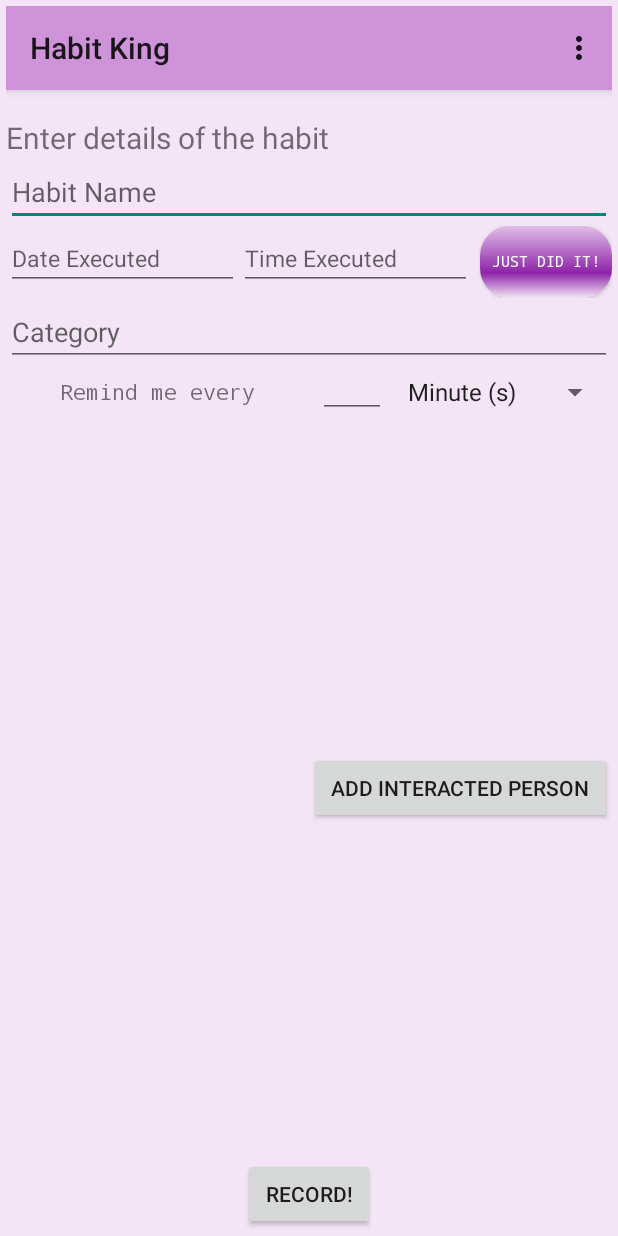
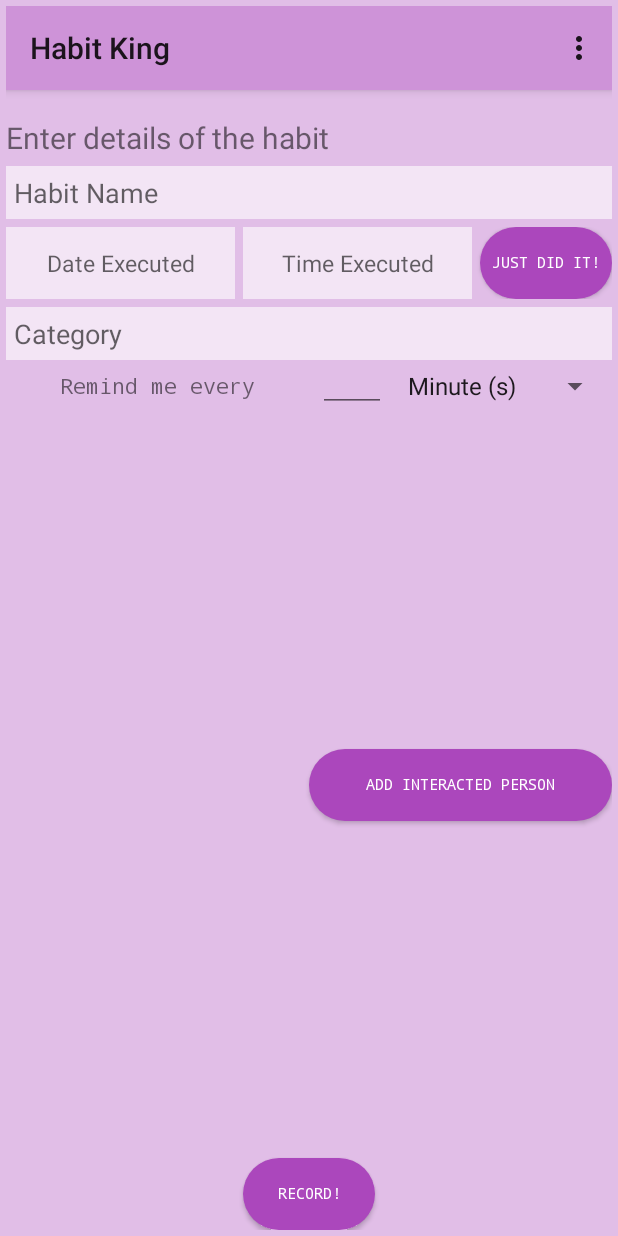
Before and after one commit to aimanuslim/Habit-Tracker, an Android app: the screen it shows after launch (MainActivity), on a phone screen of 412 x 824 dp. Run offline under Robolectric (Android 15) with nearby library versions, the phone set to English and light mode, and no system bars; our stand-ins replace Firebase (no records; nobody signed in at launch, a user with empty details on screens opened directly).

Commit message:
revamped ui, implemented add person database, but havent tested

```diff
--- a/app/src/main/AndroidManifest.xml
+++ b/app/src/main/AndroidManifest.xml
@@ -34,7 +34,7 @@
                 <category android:name="android.intent.category.LAUNCHER" />
             </intent-filter>
         </activity>
-        <activity android:name=".HabitListActivity"></activity>
+        <activity android:name=".DataListActivity"></activity>
     </application>
 
 </manifest>
--- a/app/src/main/java/com/theunheard/habitking/Habit.java
+++ b/app/src/main/java/com/theunheard/habitking/Habit.java
@@ -19,6 +19,7 @@ public class Habit {
     private Integer frequencyPerformed;
     private Calendar nextReminderTime; // date when the user will be reminded of the habit, will be calculated using the reminder properties
     private Integer reminderPerPeriodLengthMode; // ex: weeks, months
+
 
     public void setReminderPeriodMultiplier(Integer reminderPeriodMultiplier) {
         this.reminderPeriodMultiplier = reminderPeriodMultiplier;
@@ -59,6 +60,11 @@ public class Habit {
 
     public void setId(String id) {
         this.id = id;
+    }
+
+    public String getHash() {
+        String habitString = name + category;
+        return Integer.toString(habitString.hashCode());
     }
 
 
--- a/app/src/main/res/drawable/custom_button.xml
+++ b/app/src/main/res/drawable/custom_button.xml
@@ -1,15 +1,10 @@
 <?xml version="1.0" encoding="utf-8"?>
 <shape xmlns:android="http://schemas.android.com/apk/res/android" android:shape="rectangle" >
     <corners
-        android:radius="20dp"
+        android:radius="45dp"
         />
-    <gradient
-        android:angle="90"
-        android:centerX="35%"
-        android:centerColor="#ff8e24aa"
-        android:startColor="#fff3e5f5"
-        android:endColor="#ffe1bee7"
-        android:type="linear"
+    <solid
+        android:color="#AB47BC"
         />
     <padding
         android:left="0dp"
--- a/app/src/main/res/layout/activity_main.xml
+++ b/app/src/main/res/layout/activity_main.xml
@@ -46,14 +46,20 @@
                 android:layout_alignParentTop="true"
                 android:layout_centerHorizontal="true"
                 android:layout_marginTop="18dp"
+
                 android:id="@+id/instructionLabel"
                 android:textSize="20dip"/>
 
             <AutoCompleteTextView
                 android:layout_width="match_parent"
                 android:layout_height="wrap_content"
+                android:layout_marginBottom="5dp"
+                android:layout_marginTop="5dp"
+                android:padding="5dp"
                 android:id="@+id/habitInputName"
                 android:hint="Habit Name"
+                android:background="@color/colorPurpleSuperLight"
+
 
                 />
 
@@ -70,7 +76,7 @@
 
                 <EditText
                     android:layout_width="wrap_content"
-                    android:layout_height="wrap_content"
+                    android:layout_height="match_parent"
                     android:ems="8"
                     android:id="@+id/dateLastPerformedInput"
                     android:layout_weight="1"
@@ -78,12 +84,13 @@
                     android:inputType="date"
                     android:focusable="false"
                     android:textSize="15dp"
-                    />
+                    android:background="@color/colorPurpleSuperLight"
+                    android:textAlignment="center" />
 
                 <EditText
                     android:focusable="false"
                     android:layout_width="wrap_content"
-                    android:layout_height="wrap_content"
+                    android:layout_height="match_parent"
 
                     android:inputType="time"
                     android:ems="8"
@@ -91,9 +98,11 @@
                     android:layout_weight="1"
                     android:hint="Time Executed"
                     android:layout_marginRight="5dp"
+                    android:layout_marginLeft="5dp"
                     android:textSize="15dp"
+                    android:background="@color/colorPurpleSuperLight"
 
-                    />
+                    android:textAlignment="center" />
 
                 <Button
                     android:text="Just did it!"
@@ -115,6 +124,10 @@
                 android:inputType="text|textPersonName"
                 android:id="@+id/categoryInput"
                 android:hint="Category"
+                android:background="@color/colorPurpleSuperLight"
+                android:layout_marginTop="5dp"
+                android:padding="5dp"
+
                 android:layout_height="wrap_content" />
 
             <LinearLayout
@@ -178,7 +191,15 @@
                     android:id="@+id/addPersonInteractedButton"
                     android:layout_weight="0.5"
                     android:visibility="visible"
-                    android:layout_gravity="center_vertical" />
+                    android:layout_gravity="center_vertical"
+                    android:ems="5"
+                    android:textColor="#FFFFFFFF"
+                    android:fontFamily="monospace"
+
+                    android:textSize="10sp"
+                    android:background="@drawable/custom_button"
+
+                    />
 
             </LinearLayout>
 
@@ -189,7 +210,12 @@
                 android:layout_width="wrap_content"
                 android:layout_height="wrap_content"
                 android:layout_gravity="center_horizontal"
+                android:ems="5"
+                android:textColor="#FFFFFFFF"
+                android:fontFamily="monospace"
 
+                android:textSize="10sp"
+                android:background="@drawable/custom_button"
                 android:id="@+id/recordButton"
 
                 />
--- a/app/src/main/res/values/colors.xml
+++ b/app/src/main/res/values/colors.xml
@@ -3,7 +3,8 @@
     <color name="colorPrimary">#5cdf42</color>
     <color name="colorPrimaryDark">#303F9F</color>
     <color name="colorAccent">#FF4081</color>
-    <color name="colorPurpleLight">#F3E5F5</color>
+    <color name="colorPurpleSuperLight">#F3E5F5</color>
+    <color name="colorPurpleLight">#E1BEE7</color>
     <color name="colorPurpleMedium">#CE93D8</color>
     <color name="colorPurpleHigh">#6A1B9A</color>
 </resources>
--- /dev/null
+++ b/app/src/main/res/values/ids.xml
@@ -0,0 +1,5 @@
+<?xml version="1.0" encoding="utf-8"?>
+<resources>
+    <item name="person_name_edit" type="id"/>
+
+</resources>
```
Also changed, not shown: app/src/main/java/com/theunheard/habitking/DBHandler.java (+60 -28 lines), app/src/main/java/com/theunheard/habitking/DataListActivity.java (renamed from app/src/main/java/com/theunheard/habitking/HabitListActivity.java, +66 -14 lines), app/src/main/java/com/theunheard/habitking/MainActivity.java (+4 -6 lines), app/src/main/java/com/theunheard/habitking/Person.java (added, +47 -0 lines), app/src/main/java/com/theunheard/habitking/PersonListAdapter.java (added, +53 -0 lines), app/src/main/res/layout/activity_habit_list.xml (+10 -3 lines), app/src/main/res/layout/person_item.xml (added, +32 -0 lines), 1 other file.
